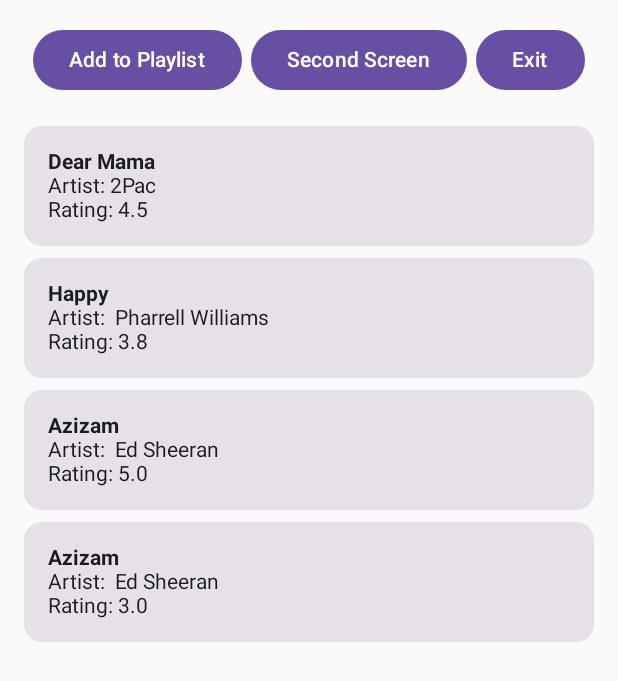
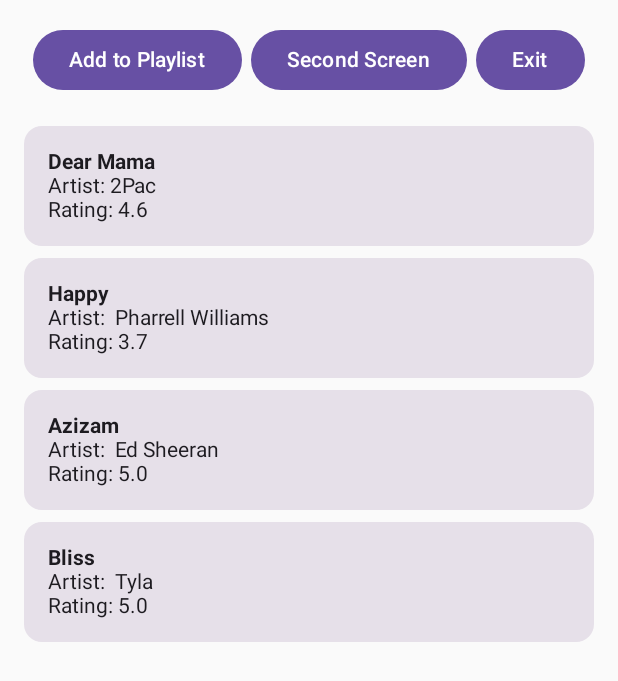
Before and after one commit to trevorm10/MusicPlaylistApp, an Android app built with Jetpack Compose: the screen it shows after launch (MainActivity), on a phone screen of 412 x 824 dp. Shown: the top 681 px of the screen. Run offline under Robolectric (Android 15) with nearby library versions, the phone set to English and light mode, and no system bars.

Commit message:
changed the ratings

```diff
--- a/app/src/main/java/com/example/musicplaylistapp/MainActivity.kt
+++ b/app/src/main/java/com/example/musicplaylistapp/MainActivity.kt
@@ -60,10 +60,10 @@ class MainActivity : ComponentActivity() {
 fun MusicApp() {
     var currentScreen by remember { mutableStateOf<Screen>(Screen.Main) }
     val songs = remember { mutableStateListOf(
-        Song(1, "Dear Mama", "2Pac", 4.5f, listOf("Great song!")),
-        Song(2, "Happy", " Pharrell Williams", 3.8f, listOf("Nice melody")),
+        Song(1, "Dear Mama", "2Pac", 4.6f, listOf("Great song!")),
+        Song(2, "Happy", " Pharrell Williams", 3.7f, listOf("Nice melody")),
         Song(3, "Azizam", " Ed Sheeran", 5f, listOf("Awesome Song")),
-        Song(4, "Azizam", " Ed Sheeran", 3f, listOf("Ok Song")),
+        Song(4, "Bliss", " Tyla", 5f, listOf("Great to Dance "))
     )}
 
     when (currentScreen) {
```
